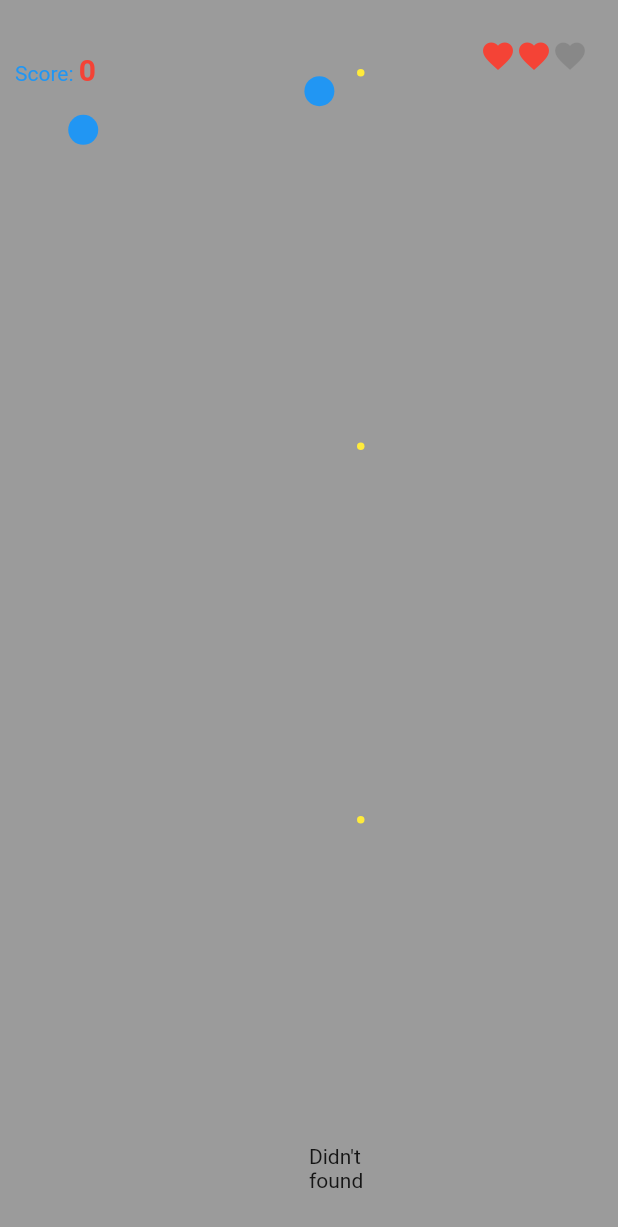
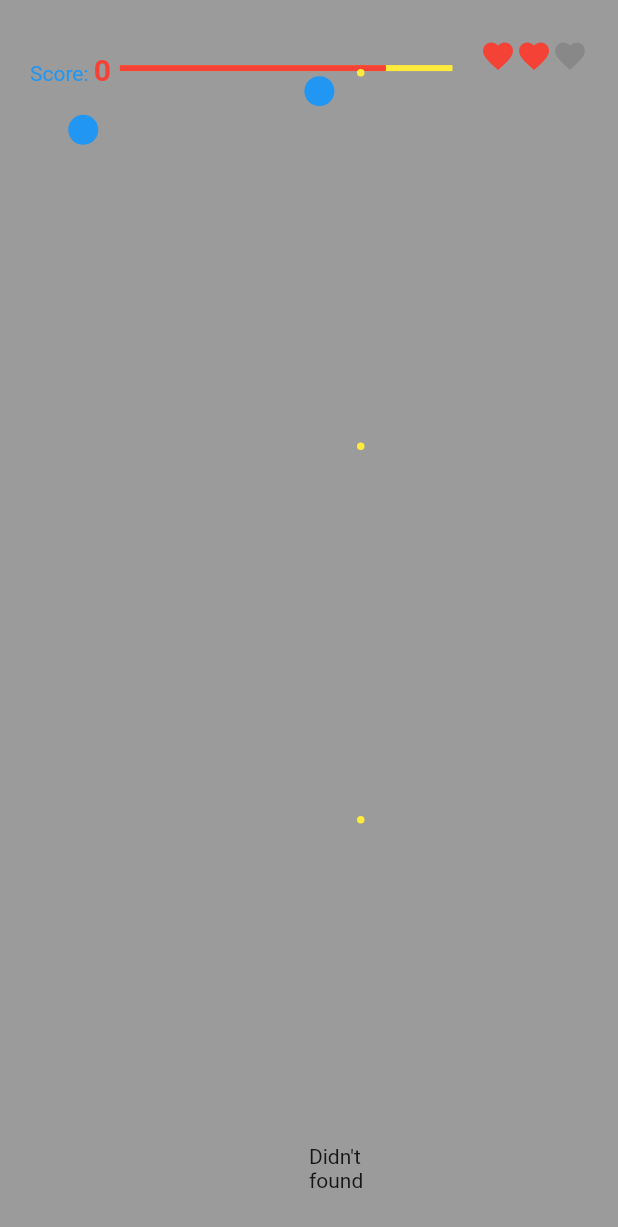
Before and after one commit to yeasin50/space_craft, a Flutter app: the screen it shows after launch, on a phone screen of 412 x 824 dp. Shown: the top 1227 px of the screen. Run offline on Flutter 3.47's test engine with Material 2 defaults, Android fonts, the phone set to English and light mode, and no system bars; drawn by our look-alikes of easy_rich_text; our stand-ins replace assets_audio_player, rive; statements that could not run were skipped.

Commit message:
updatedHeader

```diff
--- a/lib/home.dart
+++ b/lib/home.dart
@@ -6,11 +6,11 @@ import 'package:flutter/material.dart';
 import 'package:provider/provider.dart';
 import 'package:spaceCraft/GameManager/playerManager.dart';
 import 'package:spaceCraft/configs/size.dart';
-import 'package:spaceCraft/rive_player.dart';
+import 'package:spaceCraft/widget/rive_player.dart';
 import 'package:spaceCraft/widget/headerLive.dart';
 import 'package:spaceCraft/widget/headerScore.dart';
+import 'package:spaceCraft/widget/health_meter.dart';
 import 'package:spaceCraft/widget/models/bullet.dart';
-import 'package:spaceCraft/widget/playerShip.dart';
 
 import 'widget/models/player.dart';
 
@@ -170,9 +170,7 @@ class _HomeScreenState extends State<HomeScreen> {
         enemyBullets.remove(b);
       });
 
-      ///Provider
-      Provider.of<PlayerManager>(context)
-          .damageHealth(DamageOnCollision.bullet);
+      damageHealth();
     }
   }
 
@@ -233,7 +231,7 @@ class _HomeScreenState extends State<HomeScreen> {
           enemies.remove(enemy);
           playerBullets.remove(pb);
         });
-        Provider.of<PlayerManager>(context, listen: true).incrementScore();
+        addScore();
       }
     });
   }
@@ -287,6 +285,24 @@ class _HomeScreenState extends State<HomeScreen> {
     SoundManager.playLuger();
   }
 
+  /// `Score Managment`
+  addScore() {
+    Provider.of<PlayerManager>(context, listen: false).incrementScore();
+  }
+
+  minScore() {
+    Provider.of<PlayerManager>(context, listen: false).decrementScore();
+  }
+
+  increaseHealth() {
+    Provider.of<PlayerManager>(context, listen: false).increaseHealth();
+  }
+
+  damageHealth() {
+    Provider.of<PlayerManager>(context, listen: false)
+        .damageHealth(DamageOnCollision.bullet);
+  }
+
   @override
   Widget build(BuildContext context) {
     SizeConfig().init(context);
@@ -328,8 +344,16 @@ class _HomeScreenState extends State<HomeScreen> {
           /// score and live
           Positioned(
             top: 10,
+            left: 10,
             child: HeaderScore(),
           ),
+          Positioned(
+            top: getProportionateScreenHeight(20),
+            left: getProportionateScreenWidth(80),
+            right: getProportionateScreenHeight(120),
+            child: HealthMeter(),
+          ),
+
           Positioned(
             right: 10,
             child: HeaderLive(),
--- a/lib/main.dart
+++ b/lib/main.dart
@@ -1,11 +1,8 @@
 import 'package:flutter/material.dart';
+import 'package:provider/provider.dart';
+import 'package:spaceCraft/GameManager/playerManager.dart';
 import 'package:spaceCraft/home.dart';
-import 'package:spaceCraft/rive_player.dart';
-import 'package:spaceCraft/widget/explosion.dart';
-import 'package:spaceCraft/widget/headerLive.dart';
-import 'package:spaceCraft/widget/headerScore.dart';
-
-import 'configs/size.dart';
+import 'package:spaceCraft/tester.dart';
 
 void main() {
   runApp(MyApp());
@@ -14,7 +11,12 @@ void main() {
 class MyApp extends StatelessWidget {
   @override
   Widget build(BuildContext context) {
-    return MaterialApp(
+    return MultiProvider(
+      providers: [
+        ChangeNotifierProvider.value(value: PlayerManager()),
+      ],
+      child: Consumer<PlayerManager>(
+        builder: (ctx, data, ch) => MaterialApp(
           debugShowCheckedModeBanner: false,
           title: 'Flutter Demo',
           theme: ThemeData(
@@ -22,13 +24,15 @@ class MyApp extends StatelessWidget {
             visualDensity: VisualDensity.adaptivePlatformDensity,
           ),
           home: Scaffold(
-
             body: HomeScreen(),
-          // body: HeaderScore(),
+            // body: Tester(),
             // body: HeaderLive(),
             // body: Explosion(),
             // body: PlayerRive(),
             // body: Tester(),
-        ));
+          ),
+        ),
+      ),
+    );
   }
 }
--- a/lib/widget/headerLive.dart
+++ b/lib/widget/headerLive.dart
@@ -5,13 +5,10 @@ import 'package:spaceCraft/GameManager/playerManager.dart';
 class HeaderLive extends StatelessWidget {
   @override
   Widget build(BuildContext context) {
-    return ChangeNotifierProvider(
-      create: (_) => PlayerManager(),
-      child: Consumer<PlayerManager>(
-        builder: (context, value, child) => Container(
-          margin: EdgeInsets.symmetric(horizontal: 10, vertical: 25),
-          child: buildLives(value),
-        ),
+    return Consumer<PlayerManager>(
+      builder: (context, value, child) => Container(
+        margin: EdgeInsets.symmetric(horizontal: 10, vertical: 25),
+        child: buildLives(value),
       ),
     );
   }
--- a/lib/widget/headerScore.dart
+++ b/lib/widget/headerScore.dart
@@ -8,15 +8,12 @@ class HeaderScore extends StatelessWidget {
 
   @override
   Widget build(BuildContext context) {
-    return ChangeNotifierProvider(
-      create: (_) => PlayerManager(),
-      child: Consumer<PlayerManager>(
+    return Consumer<PlayerManager>(
       builder: (ctx, data, child) => Container(
         margin: EdgeInsets.symmetric(horizontal: 10, vertical: 25),
-          child:
-          // Row(
-          //   mainAxisAlignment: MainAxisAlignment.spaceBetween,
-          //   children: <Widget>[
+        child: Row(
+          mainAxisAlignment: MainAxisAlignment.spaceBetween,
+          children: <Widget>[
             EasyRichText(
               "Score: ${data.score}",
               patternList: [
@@ -25,8 +22,7 @@ class HeaderScore extends StatelessWidget {
                   matchWordBoundaries: false,
                   style: TextStyle(
                       color: Colors.blue,
-                        fontSize:
-                            Theme.of(context).textTheme.bodyText1.fontSize),
+                      fontSize: Theme.of(context).textTheme.bodyText1.fontSize),
                 ),
                 EasyRichTextPattern(
                   targetString: "${data.score}",
@@ -45,8 +41,7 @@ class HeaderScore extends StatelessWidget {
             //   icon: Icon(Icons.deck),
             //   onPressed: data.incrementScore,
             // )
-            // ],
-          // ),
+          ],
         ),
       ),
     );
--- /dev/null
+++ b/lib/widget/health_meter.dart
@@ -0,0 +1,22 @@
+import 'package:flutter/material.dart';
+import 'package:provider/provider.dart';
+import 'package:spaceCraft/GameManager/playerManager.dart';
+import 'package:spaceCraft/configs/size.dart';
+
+class HealthMeter extends StatelessWidget {
+  @override
+  Widget build(BuildContext context) {
+    SizeConfig().init(context);
+    return Consumer<PlayerManager>(
+      builder: (ctx, data, ch) => Container(
+         margin: EdgeInsets.symmetric( vertical: 25),
+
+        child: LinearProgressIndicator(
+          value:  data.health * .01,
+          backgroundColor: Colors.yellow,
+          valueColor: AlwaysStoppedAnimation<Color>(Colors.red),
+        ),
+      ),
+    );
+  }
+}
```
Also changed, not shown: lib/GameManager/playerManager.dart (+21 -1 lines), lib/tester.dart (added, +71 -0 lines), lib/widget/rive_player.dart (renamed from lib/rive_player.dart). Lines whose indentation alone changed are shown as unchanged.
